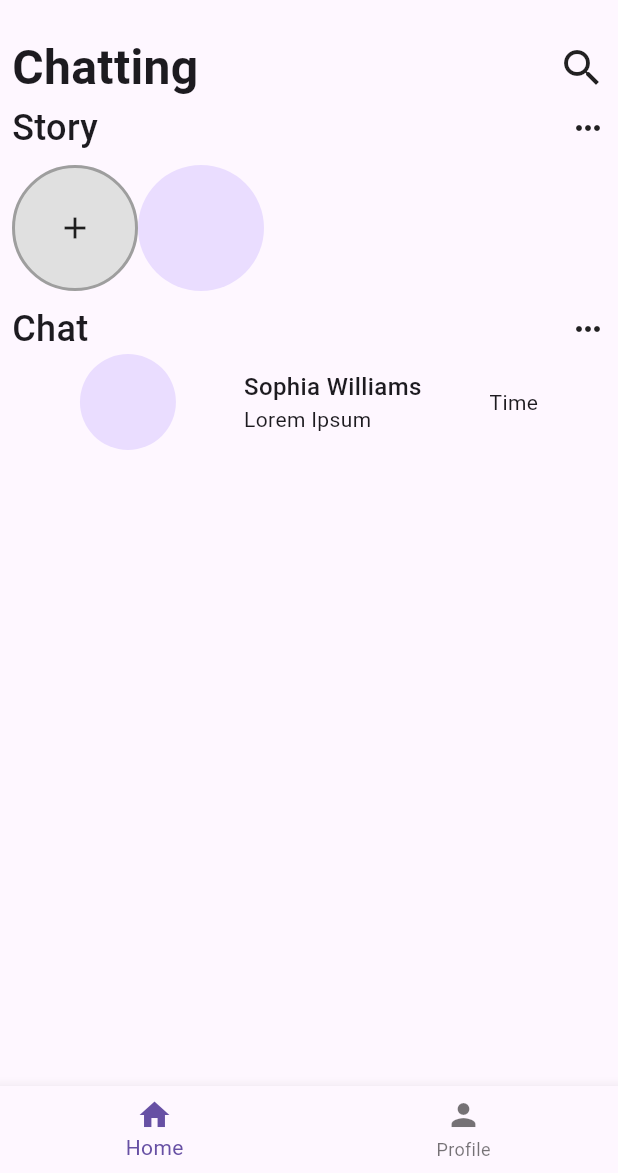
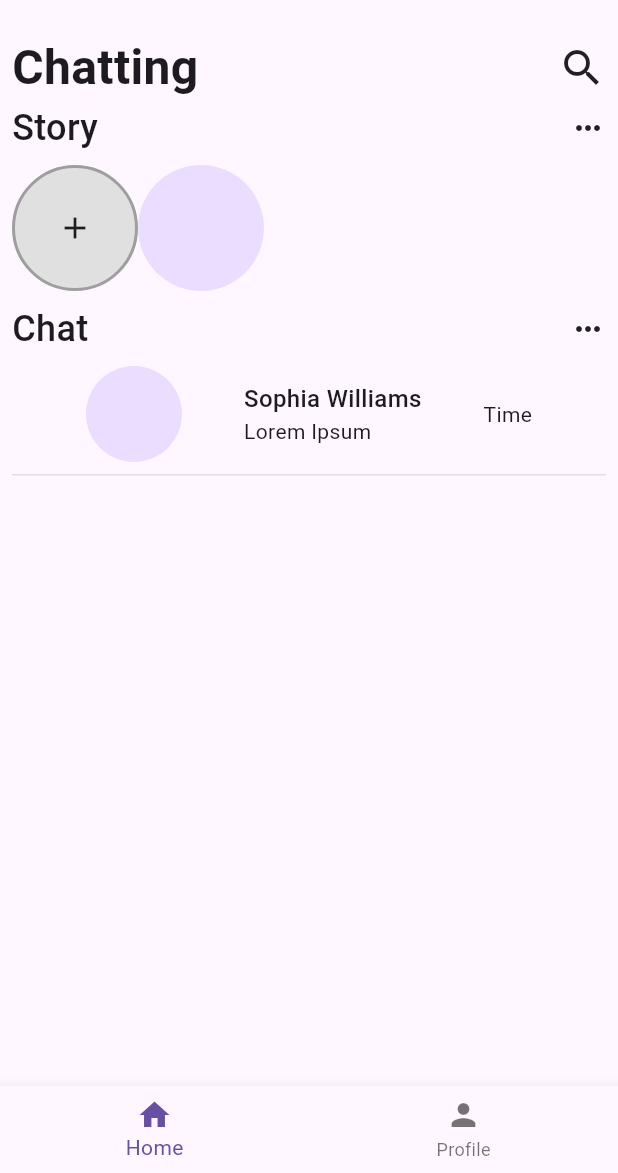
Before and after one commit to Parth-11/Connectify-App, a Flutter app: the screen it shows after launch, on a phone screen of 412 x 824 dp, the part 63-1236 px from its top. Run offline on Flutter 3.47's test engine with Material 3 defaults, Android fonts, the phone set to English and light mode, and no system bars.

Commit message:
abstracted out chat card

```diff
--- a/lib/pages/message_page.dart
+++ b/lib/pages/message_page.dart
@@ -1,3 +1,4 @@
+import 'package:connectify/widgets/chat_card.dart';
 import 'package:flutter/material.dart';
 
 class MessagePage extends StatefulWidget {
@@ -72,33 +73,7 @@ class _MessagePageState extends State<MessagePage> {
                 GestureDetector(child: Icon(Icons.more_horiz, size: 24)),
               ],
             ),
-            SizedBox(
-              height: 100,
-              child: ListView(
-                children: [
-                  Row(
-                    mainAxisAlignment: MainAxisAlignment.spaceEvenly,
-                    children: [
-                      CircleAvatar(radius: 32),
-                      Column(
-                        crossAxisAlignment: CrossAxisAlignment.start,
-                        children: [
-                          Text(
-                            "Sophia Williams",
-                            style: TextStyle(
-                              fontSize: 16,
-                              fontWeight: FontWeight.w500,
-                            ),
-                          ),
-                          Text("Lorem Ipsum"),
-                        ],
-                      ),
-                      Text('Time'),
-                    ],
-                  ),
-                ],
-              ),
-            ),
+            SizedBox(height: 100, child: ListView(children: [ChatCard()])),
           ],
         ),
       ),
--- /dev/null
+++ b/lib/widgets/chat_card.dart
@@ -0,0 +1,39 @@
+import 'package:flutter/material.dart';
+
+class ChatCard extends StatelessWidget {
+  const ChatCard({super.key});
+
+  @override
+  Widget build(BuildContext context) {
+    return GestureDetector(
+      onTap: () {},
+      child: Container(
+        decoration: BoxDecoration(
+          border: BoxBorder.fromLTRB(
+            bottom: BorderSide(width: 1, color: Colors.grey.shade300),
+          ),
+        ),
+        child: Padding(
+          padding: const EdgeInsets.all(8.0),
+          child: Row(
+            mainAxisAlignment: MainAxisAlignment.spaceEvenly,
+            children: [
+              CircleAvatar(radius: 32),
+              Column(
+                crossAxisAlignment: CrossAxisAlignment.start,
+                children: [
+                  Text(
+                    "Sophia Williams",
+                    style: TextStyle(fontSize: 16, fontWeight: FontWeight.w500),
+                  ),
+                  Text("Lorem Ipsum"),
+                ],
+              ),
+              Text('Time'),
+            ],
+          ),
+        ),
+      ),
+    );
+  }
+}
```
